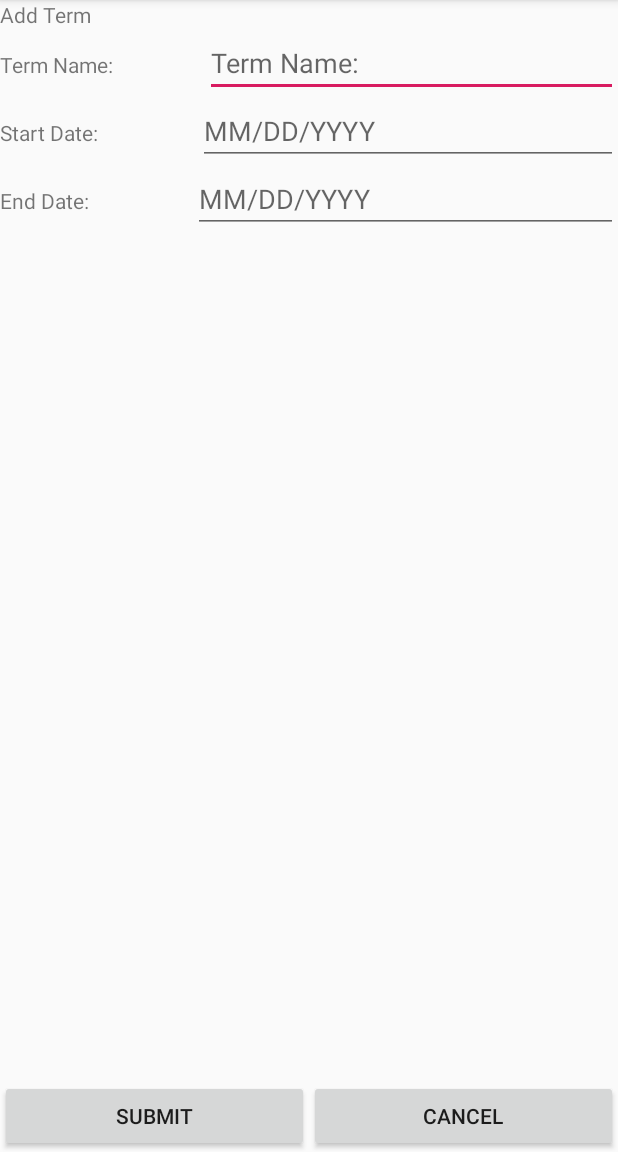
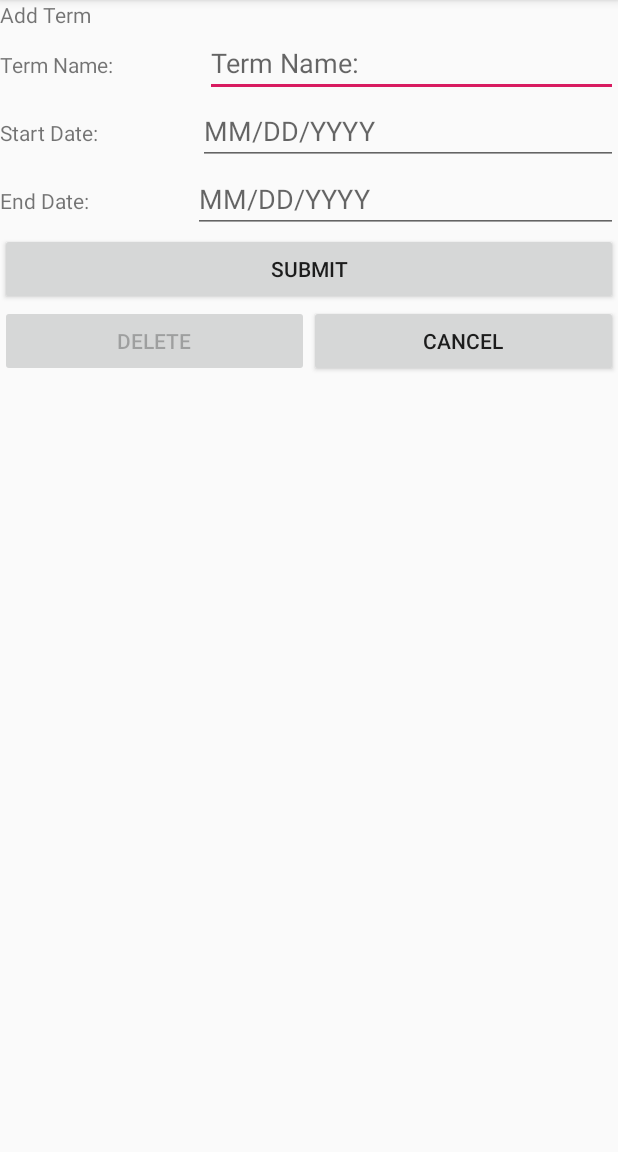
Before and after one commit to aaronsamala/SchedulerTracker, an Android app: the screen it shows after launch (TermController), after a tap on "ADD TERM", on a phone screen of 412 x 824 dp, the part 84-1236 px from its top. Run offline under Robolectric (Android 15) with nearby library versions, the phone set to English and light mode, and no system bars; 1 statement that could not run was skipped.

Commit message:
Started adding Course stuff...

```diff
--- a/app/src/main/java/com/example/schedulertracker/DBHelper.java
+++ b/app/src/main/java/com/example/schedulertracker/DBHelper.java
@@ -8,9 +8,10 @@ import android.util.Log;
 
 public class DBHelper extends SQLiteOpenHelper {
 
-    public static final String TBL_COMMENTS = "comments";
-    public static final String COL_COMMENT_ID = "commentID";
-    public static final String COL_COMMENT = "comment";
+    public static final String TBL_NOTES = "notes";
+    public static final String COL_NOTE_ID = "noteID";
+    public static final String COL_NOTE_COURSE_ID = "note_CourseID";
+    public static final String COL_NOTE = "note";
 
     //Begin Term DB items
     public static final String TBL_TERMS = "terms";
@@ -20,14 +21,30 @@ public class DBHelper extends SQLiteOpenHelper {
     public static final String COL_TERM_END_DATE = "endDate";
     //End Term DB items
 
+    /*
+    Integer courseID, termID, startDate, anticipatedEndDate;
+    String title, status, notes;
+     */
+    //Begin Course DB items
+    public static final String TBL_COURSES = "course";
+    public static final String COL_COURSE_ID = "courseID";
+    public static final String COL_COURSE_TERM_ID = "course_TermID";
+    public static final String COL_COURSE_START_DATE = "startDate";
+    public static final String COL_COURSE_END_DATE = "endDate";
+    public static final String COL_COURSE_TITLE = "title";
+    public static final String COL_COURSE_STATUS = "status";
+    //End Course DB items
+
+
     private static final String DB_NAME = "schedulertracker.db";
     private static final int DB_VERSION = 1;
 
     // Database creation sql statement
     private static final String DB_CREATE = "create table "
-            + TBL_COMMENTS + "( " + COL_COMMENT_ID
-            + " integer primary key autoincrement, " + COL_COMMENT
-            + " text not null);"
+            + TBL_NOTES + "( " + COL_NOTE_ID
+            + " integer primary key autoincrement, "
+            + COL_NOTE_COURSE_ID + " integer not null"
+            + COL_NOTE + " text not null);"
             ;
     private static final String DB_TERMS_CREATE =
             //Begin Term create
@@ -39,6 +56,18 @@ public class DBHelper extends SQLiteOpenHelper {
             ");";
             //End Term create
 
+    private static final String DB_COURSES_CREATE =
+                    //Begin Course create
+                    " create table "
+                            + TBL_COURSES + "( " + COL_COURSE_ID + " integer primary key autoincrement, "
+                            + COL_COURSE_TERM_ID + " integer, "
+                            + COL_COURSE_START_DATE + " string, "
+                            + COL_COURSE_END_DATE + " string, "
+                            + COL_COURSE_TITLE + " text, "
+                            + COL_COURSE_STATUS + " text"
+                            + ");";
+                    //End Course create
+
     public DBHelper(Context context) {
         super(context, DB_NAME, null, DB_VERSION);
     }
@@ -47,6 +76,7 @@ public class DBHelper extends SQLiteOpenHelper {
     public void onCreate(SQLiteDatabase db) {
         db.execSQL(DB_CREATE);
         db.execSQL(DB_TERMS_CREATE);
+        db.execSQL(DB_COURSES_CREATE);
     }
 
     @Override
@@ -54,8 +84,9 @@ public class DBHelper extends SQLiteOpenHelper {
         Log.w(DBHelper.class.getName(),
                 "Upgrading database from version " + oldVersion + " to "
                         + newVersion + ", which will destroy all old data");
-        db.execSQL("DROP TABLE IF EXISTS " + TBL_COMMENTS);
+        db.execSQL("DROP TABLE IF EXISTS " + TBL_NOTES);
         db.execSQL("DROP TABLE IF EXISTS " + TBL_TERMS);
+        db.execSQL("DROP TABLE IF EXISTS " + TBL_COURSES);
 
         onCreate(db);
     }
--- a/app/src/main/java/com/example/schedulertracker/TermController.java
+++ b/app/src/main/java/com/example/schedulertracker/TermController.java
@@ -11,6 +11,7 @@ import android.widget.EditText;
 public class TermController  extends AppCompatActivity {
     private Button btnCancel;
     private Button btnSubmit;
+    private Button btnDelete;
     MainActivity mainActivity;
     boolean isNew = true;
     Long termID;
@@ -23,7 +24,17 @@ public class TermController  extends AppCompatActivity {
         //mainActivity = new MainActivity();
         //mainActivity.setTermController(this);
         Intent intent = getIntent();
+
         isNew = intent.getBooleanExtra("isNew", true);
+
+        btnDelete = (Button) findViewById(R.id.btnDelete);
+
+        btnDelete.setOnClickListener(new View.OnClickListener() {
+            @Override
+            public void onClick(View view) { deleteTerm(); }
+        });
+        btnDelete.setEnabled(false);
+
         if (!isNew){
             EditText edit = (EditText)findViewById(R.id.editTermName);
             edit.setText(intent.getStringExtra("title"));
@@ -33,6 +44,7 @@ public class TermController  extends AppCompatActivity {
             edit.setText(intent.getStringExtra("endDate"));
             termID = intent.getLongExtra("termID",999);
             position = intent.getIntExtra("position",999);
+            btnDelete.setEnabled(true);
         }
 
         btnCancel = (Button) findViewById(R.id.btnCancel);
@@ -52,6 +64,16 @@ public class TermController  extends AppCompatActivity {
 
             }
         });
+    }
+    void deleteTerm(){
+        Log.d("TermController", "addTermStart_!isNew_delete");
+        Intent intent = new Intent();
+        intent.putExtra("isNew", false);
+        intent.putExtra("termID", termID);
+        intent.putExtra("position", position);
+        intent.putExtra("action", "delete");
+        setResult(RESULT_OK, intent);
+        finish();
     }
     void addTerm(){
         if (isNew) {
@@ -78,6 +100,7 @@ public class TermController  extends AppCompatActivity {
             intent.putExtra("termEndDate", edit.getText().toString());
             intent.putExtra("termID", termID);
             intent.putExtra("position", position);
+            intent.putExtra("action", "modify");
             setResult(RESULT_OK, intent);
             finish();
         }
--- a/app/src/main/res/layout/activity_term.xml
+++ b/app/src/main/res/layout/activity_term.xml
@@ -67,7 +67,6 @@
         <LinearLayout
             android:layout_width="match_parent"
             android:layout_height="wrap_content"
-            android:layout_weight="1"
             android:orientation="horizontal">
 
             <TextView
@@ -83,8 +82,8 @@
                 android:layout_height="wrap_content"
                 android:layout_weight="1"
                 android:ems="10"
-                android:inputType="date"
-                android:hint="@string/month_day_year"/>
+                android:hint="@string/month_day_year"
+                android:inputType="date" />
         </LinearLayout>
 
         <LinearLayout
@@ -99,6 +98,23 @@
                 android:layout_weight="1"
                 android:text="@string/submit" />
 
+        </LinearLayout>
+
+        <LinearLayout
+            android:layout_width="match_parent"
+            android:layout_height="match_parent"
+            android:layout_weight="1"
+            android:orientation="horizontal">
+
+            <Button
+                android:id="@+id/btnDelete"
+                android:layout_width="wrap_content"
+                android:layout_height="wrap_content"
+                android:layout_weight="1"
+                android:enabled="false"
+                android:text="delete"
+                android:visibility="visible" />
+
             <Button
                 android:id="@+id/btnCancel"
                 android:layout_width="wrap_content"
```
Also changed, not shown: app/src/main/java/com/example/schedulertracker/Comment.java (deleted, +0 -30 lines), app/src/main/java/com/example/schedulertracker/Course.java (+18 -15 lines), app/src/main/java/com/example/schedulertracker/DBDataSource.java (+144 -27 lines), app/src/main/java/com/example/schedulertracker/MainActivity.java (+12 -0 lines), app/src/main/java/com/example/schedulertracker/Note.java (added, +38 -0 lines).
